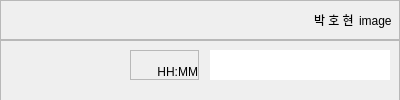
Above: UI/user_addchat.ui from ParkHoHyeon0921/T4_WIAProject before the change. Below: the same form after it.
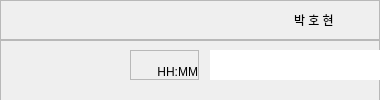
That is the form after the change.

Patch:
```diff
--- a/UI/user_addchat.ui
+++ b/UI/user_addchat.ui
@@ -6,7 +6,7 @@
    <rect>
     <x>0</x>
     <y>0</y>
-    <width>400</width>
+    <width>380</width>
     <height>100</height>
    </rect>
   </property>
@@ -30,19 +30,19 @@
     <rect>
      <x>0</x>
      <y>0</y>
-     <width>400</width>
+     <width>380</width>
      <height>101</height>
     </rect>
    </property>
    <property name="minimumSize">
     <size>
-     <width>400</width>
+     <width>380</width>
      <height>100</height>
     </size>
    </property>
    <property name="maximumSize">
     <size>
-     <width>400</width>
+     <width>380</width>
      <height>16777215</height>
     </size>
    </property>
@@ -133,7 +133,7 @@
           </size>
          </property>
          <property name="text">
-          <string>image</string>
+          <string/>
          </property>
         </widget>
        </item>
@@ -178,12 +178,15 @@
        <property name="horizontalScrollBarPolicy">
         <enum>Qt::ScrollBarAlwaysOff</enum>
        </property>
+       <property name="readOnly">
+        <bool>true</bool>
+       </property>
        <property name="html">
         <string>&lt;!DOCTYPE HTML PUBLIC &quot;-//W3C//DTD HTML 4.0//EN&quot; &quot;http://www.w3.org/TR/REC-html40/strict.dtd&quot;&gt;
 &lt;html&gt;&lt;head&gt;&lt;meta name=&quot;qrichtext&quot; content=&quot;1&quot; /&gt;&lt;style type=&quot;text/css&quot;&gt;
 p, li { white-space: pre-wrap; }
-&lt;/style&gt;&lt;/head&gt;&lt;body style=&quot; font-family:'Gulim'; font-size:7.5pt; font-weight:400; font-style:normal;&quot;&gt;
-&lt;p style=&quot;-qt-paragraph-type:empty; margin-top:0px; margin-bottom:0px; margin-left:0px; margin-right:0px; -qt-block-indent:0; text-indent:0px;&quot;&gt;&lt;br /&gt;&lt;/p&gt;&lt;/body&gt;&lt;/html&gt;</string>
+&lt;/style&gt;&lt;/head&gt;&lt;body style=&quot; font-family:'Gulim'; font-size:9pt; font-weight:400; font-style:normal;&quot;&gt;
+&lt;p style=&quot;-qt-paragraph-type:empty; margin-top:0px; margin-bottom:0px; margin-left:0px; margin-right:0px; -qt-block-indent:0; text-indent:0px; font-size:7.5pt;&quot;&gt;&lt;br /&gt;&lt;/p&gt;&lt;/body&gt;&lt;/html&gt;</string>
        </property>
       </widget>
       <widget class="QFrame" name="frame_3">
```
